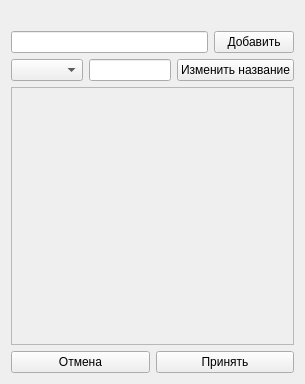
Qt form AraSteamManager/forms/formgroups.ui (Arankir/AraSteamManager) before a commit.
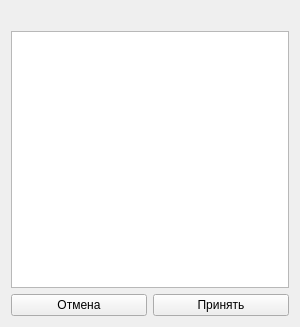
The same form after that commit.

Patch:
```diff
--- a/AraSteamManager/forms/formgroups.ui
+++ b/AraSteamManager/forms/formgroups.ui
@@ -6,8 +6,8 @@
    <rect>
     <x>0</x>
     <y>0</y>
-    <width>305</width>
-    <height>384</height>
+    <width>300</width>
+    <height>327</height>
    </rect>
   </property>
   <property name="windowTitle">
@@ -15,59 +15,31 @@
   </property>
   <layout class="QVBoxLayout" name="verticalLayout">
    <item>
-    <widget class="QLabel" name="LabelTitle">
-     <property name="text">
-      <string/>
-     </property>
-    </widget>
-   </item>
-   <item>
-    <layout class="QHBoxLayout" name="horizontalLayout">
+    <layout class="QHBoxLayout" name="horizontalLayout_4">
      <item>
-      <widget class="QLineEdit" name="LineEditAddTitle"/>
-     </item>
-     <item>
-      <widget class="QPushButton" name="ButtonAdd">
+      <widget class="QLabel" name="labelIcon">
        <property name="text">
-        <string>Добавить</string>
+        <string/>
        </property>
       </widget>
      </item>
-    </layout>
-   </item>
-   <item>
-    <layout class="QHBoxLayout" name="horizontalLayout_3">
      <item>
-      <widget class="QComboBox" name="ComboBoxGroups"/>
-     </item>
-     <item>
-      <widget class="QLineEdit" name="LineEditChangeTitle"/>
-     </item>
-     <item>
-      <widget class="QPushButton" name="ButtonChangeTitle">
+      <widget class="QLabel" name="LabelTitle">
+       <property name="sizePolicy">
+        <sizepolicy hsizetype="Expanding" vsizetype="Preferred">
+         <horstretch>0</horstretch>
+         <verstretch>0</verstretch>
+        </sizepolicy>
+       </property>
        <property name="text">
-        <string>Изменить название</string>
+        <string/>
        </property>
       </widget>
      </item>
     </layout>
    </item>
    <item>
-    <widget class="QScrollArea" name="ScrollAreaGroups">
-     <property name="widgetResizable">
-      <bool>true</bool>
-     </property>
-     <widget class="QWidget" name="scrollAreaWidgetContents">
-      <property name="geometry">
-       <rect>
-        <x>0</x>
-        <y>0</y>
-        <width>285</width>
-        <height>256</height>
-       </rect>
-      </property>
-     </widget>
-    </widget>
+    <widget class="QListWidget" name="listWidgetGroups"/>
    </item>
    <item>
     <layout class="QHBoxLayout" name="horizontalLayout_2">
```
